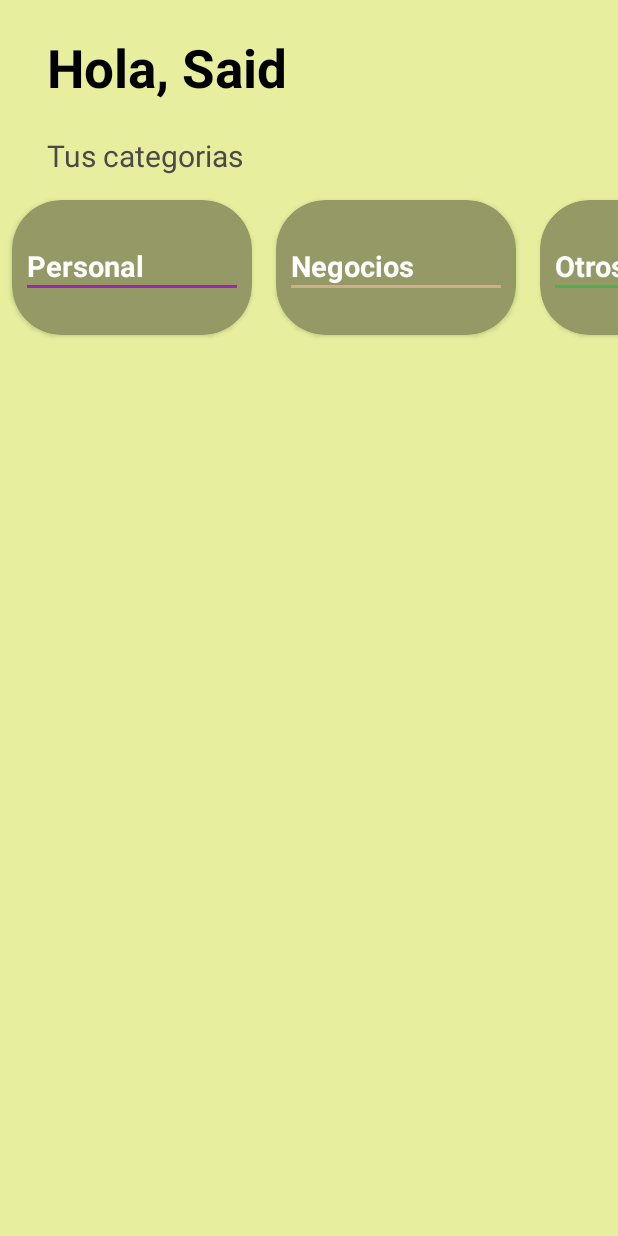
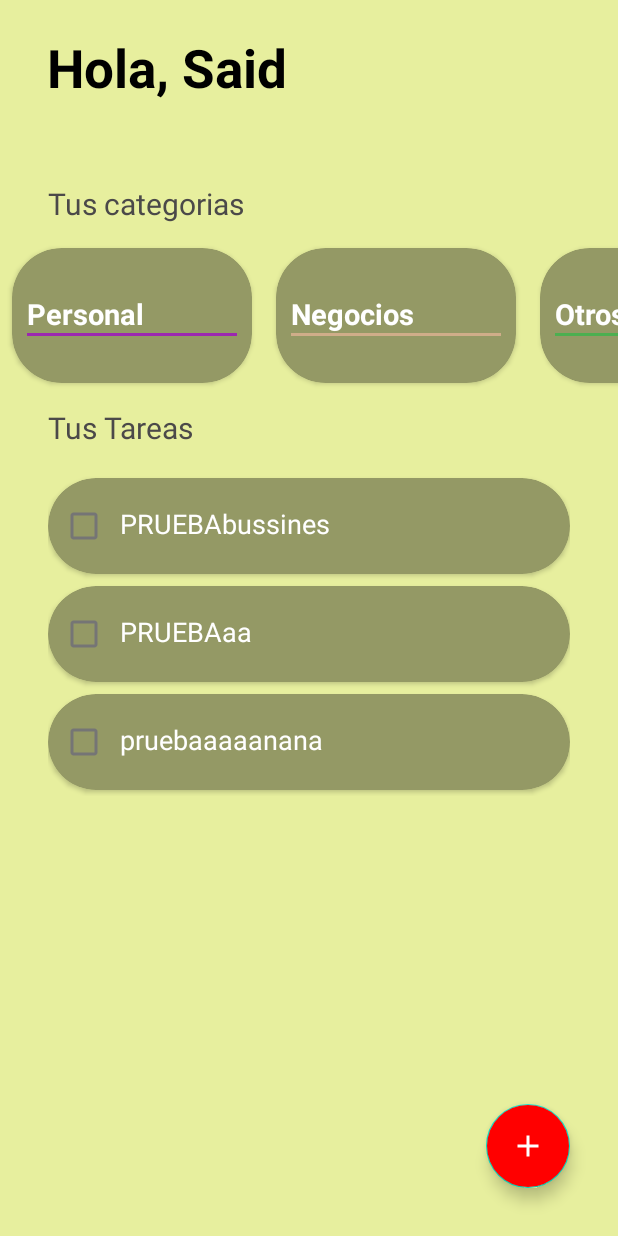
Before and after one commit to s4idl/learningBasicsKot, an Android app built with Jetpack Compose: the TodoActivity screen opened directly, with no data from a screen before it, on a phone screen of 412 x 824 dp. Run offline under Robolectric (Android 15) with nearby library versions, the phone set to English and light mode, and no system bars.

Commit message:
first part

```diff
--- /dev/null
+++ b/app/src/main/java/com/s4id/learningbasics/todoapp/Task.kt
@@ -0,0 +1,3 @@
+package com.s4id.learningbasics.todoapp
+
+data class Task (val name:String, val category: TaskCategory, var isSelected:Boolean = false )
--- /dev/null
+++ b/app/src/main/java/com/s4id/learningbasics/todoapp/TasksAdapter.kt
@@ -0,0 +1,19 @@
+package com.s4id.learningbasics.todoapp
+
+import android.view.LayoutInflater
+import android.view.ViewGroup
+import androidx.recyclerview.widget.RecyclerView
+import com.s4id.learningbasics.R
+
+class TasksAdapter(private val tasks:List<Task>) : RecyclerView.Adapter<TasksViewHolder>() {
+    override fun onCreateViewHolder(parent: ViewGroup, viewType: Int): TasksViewHolder {
+        val view = LayoutInflater.from(parent.context).inflate(R.layout.item_todo_task, parent, false)
+        return TasksViewHolder(view)
+    }
+
+    override fun getItemCount() = tasks.size
+
+    override fun onBindViewHolder(holder: TasksViewHolder, position: Int) {
+        holder.render(tasks[position])
+    }
+}
--- /dev/null
+++ b/app/src/main/java/com/s4id/learningbasics/todoapp/TasksViewHolder.kt
@@ -0,0 +1,19 @@
+package com.s4id.learningbasics.todoapp
+
+import android.view.View
+import android.widget.CheckBox
+import android.widget.Checkable
+import android.widget.TextView
+import androidx.recyclerview.widget.RecyclerView
+import com.s4id.learningbasics.R
+
+
+class TasksViewHolder (view: View) : RecyclerView.ViewHolder(view) {
+
+    private val tvTask:TextView = view.findViewById(R.id.tvTask)
+    private val cbTask: CheckBox = view.findViewById(R.id.cbTask)
+
+    fun render(task: Task){
+        tvTask.text = task.name
+    }
+}
--- a/app/src/main/java/com/s4id/learningbasics/todoapp/TodoActivity.kt
+++ b/app/src/main/java/com/s4id/learningbasics/todoapp/TodoActivity.kt
@@ -3,38 +3,73 @@ package com.s4id.learningbasics.todoapp
 import android.os.Bundle
 import androidx.activity.enableEdgeToEdge
 import androidx.appcompat.app.AppCompatActivity
+import androidx.compose.runtime.Composable
+import androidx.compose.ui.window.Dialog
 import androidx.core.view.ViewCompat
 import androidx.core.view.WindowInsetsCompat
+import android.app.Dialog
 import androidx.recyclerview.widget.LinearLayoutManager
 import androidx.recyclerview.widget.RecyclerView
+import com.google.android.material.floatingactionbutton.FloatingActionButton
 import com.s4id.learningbasics.R
+import com.s4id.learningbasics.todoapp.TaskCategory.*
 
 class TodoActivity : AppCompatActivity() {
 
     private val categories = listOf(
-        TaskCategory.Personal,
-        TaskCategory.Bussines,
-        TaskCategory.Other
+        Personal,
+        Bussines,
+        Other
+    )
+
+    private val tasks = mutableListOf(
+        Task("PRUEBAbussines", Bussines),
+        Task("PRUEBAaa", Other),
+        Task("pruebaaaaanana", Personal)
     )
 
     private lateinit var rvCategories : RecyclerView
     private lateinit var categoriesAdapter: CategoriesAdapter
 
+    private lateinit var rvTasks:RecyclerView
+    private lateinit var tasksAdapter: TasksAdapter
+
+    private lateinit var fabAddTask: FloatingActionButton
+
     override fun onCreate(savedInstanceState: Bundle?) {
         super.onCreate(savedInstanceState)
         setContentView(R.layout.activity_todo)
+        initComponent()
         initUI()
-        initComponent()
+        initListeners()
+    }
+
+    private fun initListeners() {
+        fabAddTask.setOnClickListener{
+            showDialog()
+        }
+    }
+
+    private fun showDialog() {
+        val dialog = Dialog(this)
+        dialog.setContentView(R.layout.dialog_task)
+        dialog.show()
+    }
+
+    private fun initComponent() {
+        categoriesAdapter = CategoriesAdapter(categories)
+        rvTasks = findViewById(R.id.rvTasks)
+        fabAddTask = findViewById(R.id.fabAddTask)
     }
 
     private fun initUI() {
-        categoriesAdapter = CategoriesAdapter(categories)
-    }
-
-    private fun initComponent() {
         rvCategories = findViewById(R.id.rvCategories)
         rvCategories.layoutManager = LinearLayoutManager(this, LinearLayoutManager.HORIZONTAL, false)
         rvCategories.adapter = categoriesAdapter
 
+        tasksAdapter = TasksAdapter(tasks)
+        rvTasks.layoutManager = LinearLayoutManager(this)
+        rvTasks.adapter = tasksAdapter
+
     }
 }
--- /dev/null
+++ b/app/src/main/res/drawable/ic_add.xml
@@ -0,0 +1,5 @@
+<vector xmlns:android="http://schemas.android.com/apk/res/android" android:height="24dp" android:tint="#000000" android:viewportHeight="960" android:viewportWidth="960" android:width="24dp">
+
+    <path android:fillColor="@android:color/white" android:pathData="M440,520L200,520L200,440L440,440L440,200L520,200L520,440L760,440L760,520L520,520L520,760L440,760L440,520Z"/>
+
+</vector>
--- a/app/src/main/res/layout/activity_todo.xml
+++ b/app/src/main/res/layout/activity_todo.xml
@@ -1,7 +1,12 @@
 <?xml version="1.0" encoding="utf-8"?>
-<LinearLayout xmlns:android="http://schemas.android.com/apk/res/android"
+<FrameLayout
+    xmlns:android="http://schemas.android.com/apk/res/android"
     xmlns:app="http://schemas.android.com/apk/res-auto"
     xmlns:tools="http://schemas.android.com/tools"
+    android:layout_width="match_parent"
+    android:layout_height="match_parent">
+
+<LinearLayout
     android:id="@+id/main"
     android:layout_width="match_parent"
     android:layout_height="match_parent"
@@ -25,8 +30,8 @@
         android:layout_width="wrap_content"
         android:layout_height="wrap_content"
         android:text="@string/todo_categories"
-        android:textColor="@color/todo_subtitle_text"
-        android:layout_marginHorizontal="31dp"
+        android:layout_marginTop="32dp"
+        style="@style/TodoSubtitle"
         android:textSize="20sp">
 
     </TextView>
@@ -39,6 +44,38 @@
 
     </androidx.recyclerview.widget.RecyclerView>
 
+    <TextView
+        android:layout_width="wrap_content"
+        android:layout_height="wrap_content"
+        android:text="@string/todo_tasks"
+        style="@style/TodoSubtitle"
+        android:textSize="20sp">
+
+    </TextView>
+
+    <androidx.recyclerview.widget.RecyclerView
+        android:id="@+id/rvTasks"
+        android:layout_width="match_parent"
+        android:layout_marginHorizontal="32dp"
+        android:layout_height="wrap_content"
+        android:layout_marginTop="16dp">
+
+    </androidx.recyclerview.widget.RecyclerView>
+
 
 
 </LinearLayout>
+
+    <com.google.android.material.floatingactionbutton.FloatingActionButton
+        android:id="@+id/fabAddTask"
+        android:layout_width="wrap_content"
+        android:layout_height="wrap_content"
+        android:layout_margin="32dp"
+        app:tint="@color/white"
+        android:backgroundTint="@color/todo_accent"
+        android:src="@drawable/ic_add"
+        app:fabSize="normal"
+        android:layout_gravity="end|bottom">
+
+    </com.google.android.material.floatingactionbutton.FloatingActionButton>
+</FrameLayout>
--- /dev/null
+++ b/app/src/main/res/layout/item_todo_task.xml
@@ -0,0 +1,36 @@
+<?xml version="1.0" encoding="utf-8"?>
+<androidx.cardview.widget.CardView xmlns:android="http://schemas.android.com/apk/res/android"
+    android:layout_width="match_parent"
+    android:layout_height="wrap_content"
+    xmlns:app="http://schemas.android.com/apk/res-auto"
+    xmlns:tools="http://schemas.android.com/tools"
+    android:layout_marginVertical="4dp"
+    app:cardCornerRadius="33dp"
+    app:cardBackgroundColor="@color/todo_background_card">
+
+    <LinearLayout
+        android:paddingVertical="8dp"
+        android:layout_width="match_parent"
+        android:layout_height="wrap_content"
+        android:orientation="horizontal">
+
+        <CheckBox
+            android:id="@+id/cbTask"
+            android:layout_width="wrap_content"
+            android:layout_height="wrap_content">
+
+        </CheckBox>
+
+        <TextView
+            android:id="@+id/tvTask"
+            android:layout_width="wrap_content"
+            android:layout_height="wrap_content"
+            android:textSize="18sp"
+            android:textColor="@color/white"
+            tools:text="PRUEBA">
+
+        </TextView>
+
+    </LinearLayout>
+
+</androidx.cardview.widget.CardView>
--- a/app/src/main/res/values/strings.xml
+++ b/app/src/main/res/values/strings.xml
@@ -24,6 +24,11 @@
     <!--TODOAPP-->
     <string name="todo_title">Hola, Said</string>
     <string name="todo_categories">Tus categorias</string>
+    <string name="todo_tasks">Tus Tareas</string>
+    <string name="todo_dialog">Añade una tarea</string>
+    <string name="todo_text_bussiness">Negocios</string>
+    <string name="todo_text_personal">Personal</string>
+    <string name="todo_text_others">Otros</string>
 
     <string name="title_activity_result" />
 </resources>
--- a/app/src/main/res/values/themes.xml
+++ b/app/src/main/res/values/themes.xml
@@ -27,4 +27,10 @@
         <item name="android:statusBarColor">@color/todo_background_todo_app</item>
         <!-- Customize your theme here. -->
     </style>
+
+    <style name="TodoSubtitle">
+        <item name="android:textColor">@color/todo_subtitle_text</item>
+        <item name="android:layout_marginHorizontal">32dp</item>
+    </style>
+
 </resources>
```
Also changed, not shown: app/src/main/res/layout/dialog_task.xml (added, +56 -0 lines).
